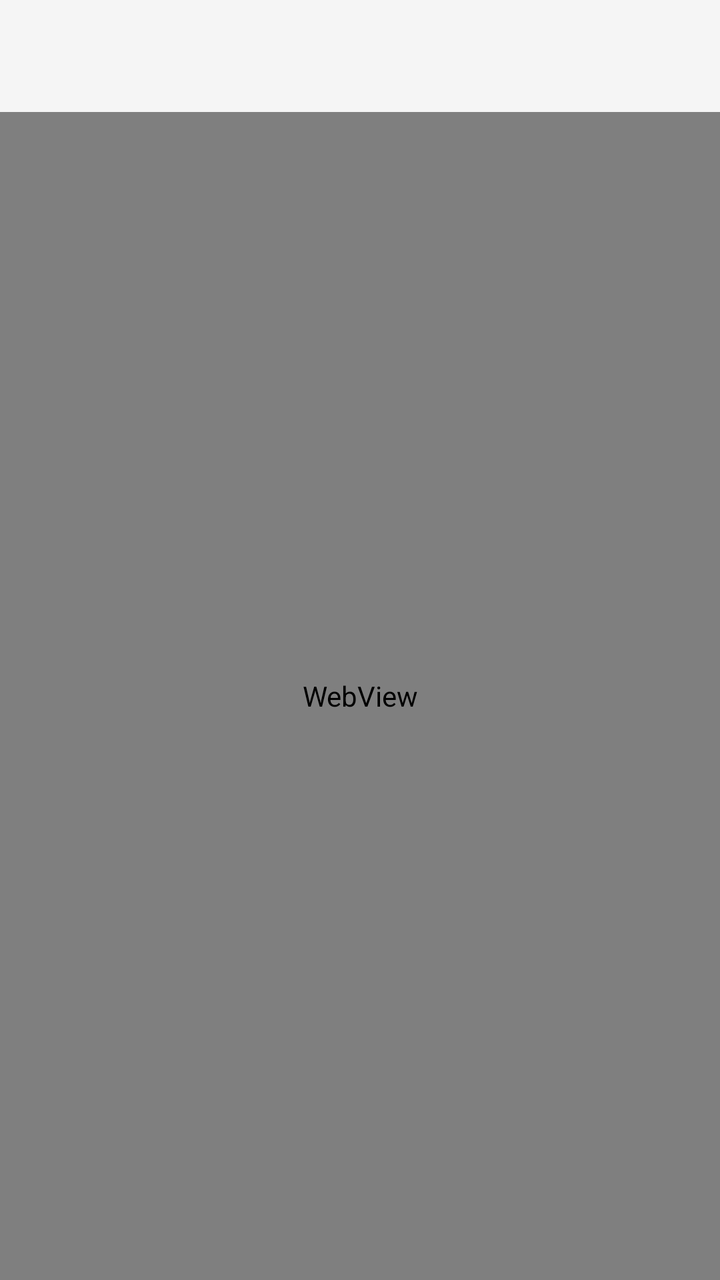
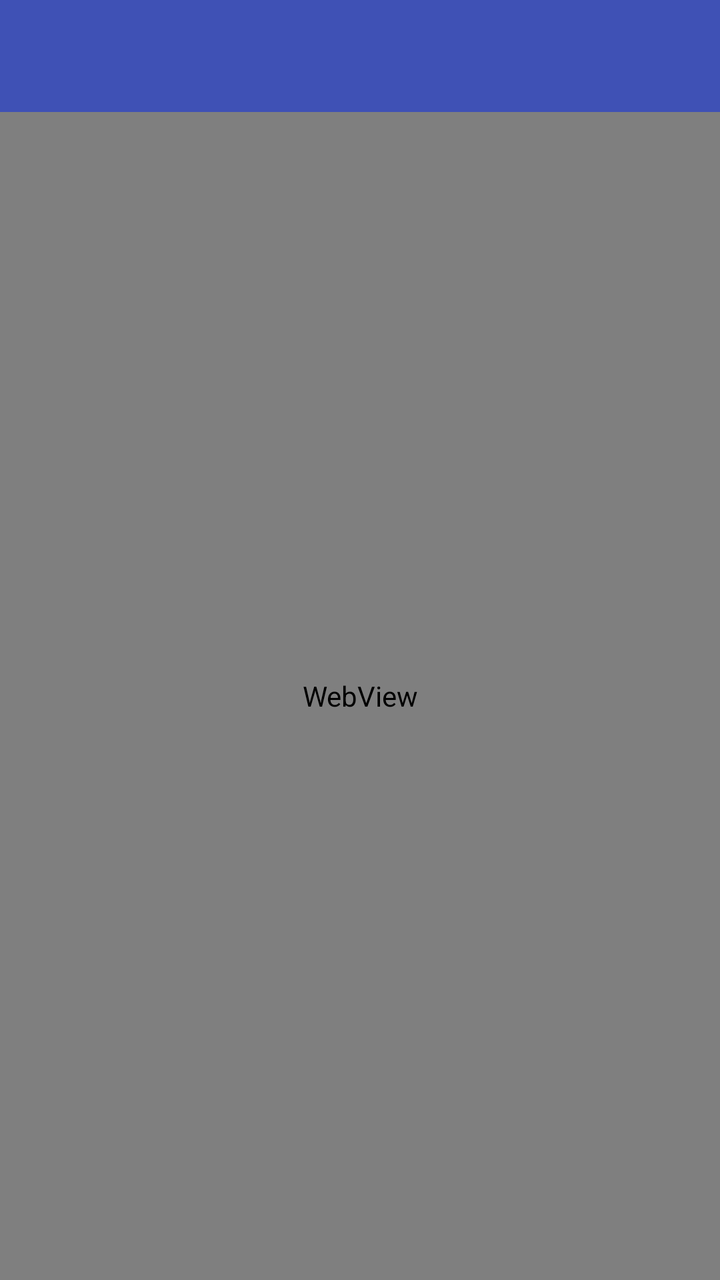

Compare the two renders of this Android layout. The source of the first and the diff that turns it into the second are given below.
<!-- AndroidManifest.xml: activity theme AppTheme.Fullscreen -->
<!-- res/layout/activity_main.xml -->
<?xml version="1.0" encoding="utf-8"?>
<androidx.drawerlayout.widget.DrawerLayout
    xmlns:android="http://schemas.android.com/apk/res/android"
    xmlns:app="http://schemas.android.com/apk/res-auto"
    android:id="@+id/drawer_layout"
    android:layout_width="match_parent"
    android:layout_height="match_parent"
    android:fitsSystemWindows="true">

    <LinearLayout
        android:layout_width="match_parent"
        android:layout_height="match_parent"
        android:orientation="vertical">

        <androidx.appcompat.widget.Toolbar
            android:id="@+id/toolbar"
            android:layout_width="match_parent"
            android:layout_height="?attr/actionBarSize"
            android:background="?attr/colorPrimary"
            android:theme="@style/ThemeOverlay.AppCompat.Dark.ActionBar"
            android:popupTheme="@style/ThemeOverlay.AppCompat.Light" />

        <WebView
            android:id="@+id/webView"
            android:layout_width="match_parent"
            android:layout_height="match_parent" />

    </LinearLayout>

    <com.google.android.material.navigation.NavigationView
        android:id="@+id/nav_view"
        android:layout_width="wrap_content"
        android:layout_height="match_parent"
        android:layout_gravity="start"
        app:menu="@menu/drawer_menu" />

</androidx.drawerlayout.widget.DrawerLayout>
<!-- resources referenced by this layout -->
<resources>
  <style name="AppTheme.Fullscreen" parent="Theme.AppCompat.Light.NoActionBar">
          <item name="android:windowFullscreen">true</item>
      </style>
  <style name="Theme.AppCompat.Light.NoActionBar" parent="Theme.AppCompat.Light">
          <item name="windowActionBar">false</item>
          <item name="windowNoTitle">true</item>
      </style>
</resources>

<!-- the commit's change to res/layout/activity_main.xml (unified diff, before → after) -->
@@ -16,7 +16,7 @@
             android:id="@+id/toolbar"
             android:layout_width="match_parent"
             android:layout_height="?attr/actionBarSize"
-            android:background="?attr/colorPrimary"
+            android:background="#3F51B5"
             android:theme="@style/ThemeOverlay.AppCompat.Dark.ActionBar"
             android:popupTheme="@style/ThemeOverlay.AppCompat.Light" />
 
@@ -31,7 +31,7 @@
         android:id="@+id/nav_view"
         android:layout_width="wrap_content"
         android:layout_height="match_parent"
-        android:layout_gravity="start"
+        android:layout_gravity="end"
         app:menu="@menu/drawer_menu" />
 
 </androidx.drawerlayout.widget.DrawerLayout>
